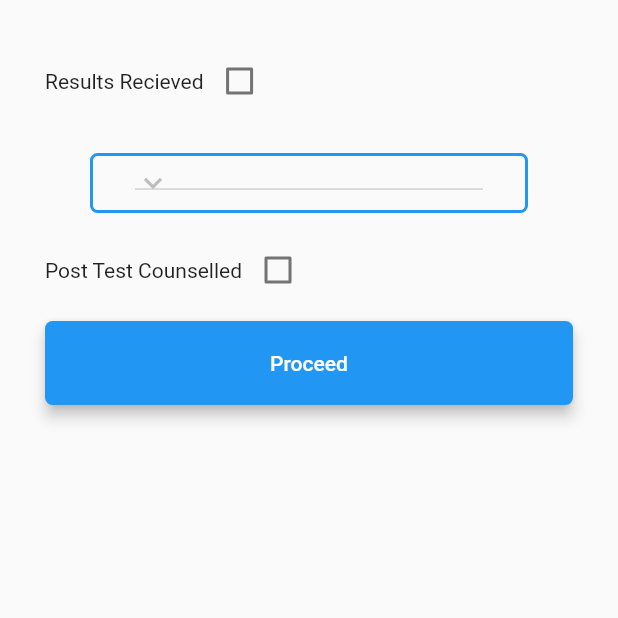
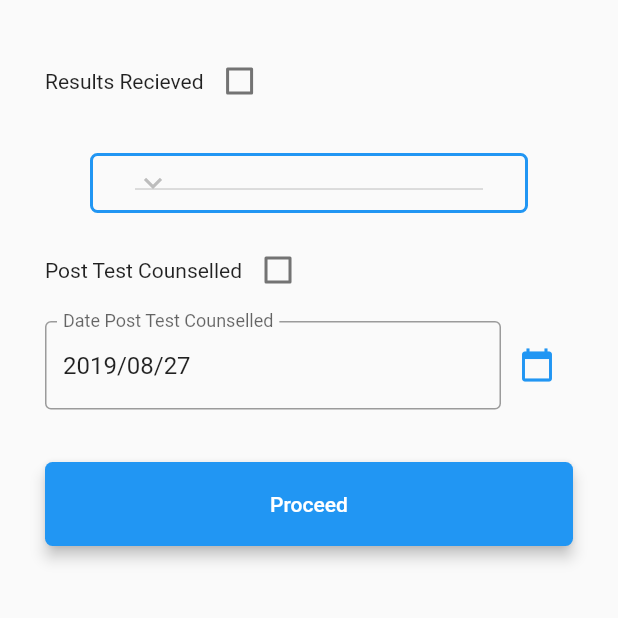
Before and after one commit to zingwena/ehr_mobile-flutter, a Flutter app: the PatientPostTest screen opened directly, on a phone screen of 412 x 824 dp, the top half of it. Run offline on Flutter 3.47's test engine with Material 2 defaults, Android fonts, the phone set to English and light mode, and no system bars; generated files the repository leaves out were written again.

Commit message:
add Date Post Test Counselled on patient_post_test.dart

```diff
--- a/lib/view/patient_post_test.dart
+++ b/lib/view/patient_post_test.dart
@@ -4,6 +4,8 @@ import 'package:ehr_mobile/model/postTest.dart';
 
 import 'package:ehr_mobile/model/reasonForNotIssuingResult.dart';
 import 'package:flutter/material.dart';
+
+import 'package:intl/intl.dart';
 
 import 'package:flutter/services.dart';
 
@@ -19,7 +21,13 @@ class _PatientPostTest extends State<PatientPostTest> {
   static const platform = MethodChannel('example.channel.dev/people');
 
   static const htsChannel = MethodChannel('zw.gov.mohcc.mrs.ehr_mobile/htsChannel');
+
+
   final _formKey = GlobalKey<FormState>();
+
+  var selectedDate;
+  DateTime date;
+
   PostTest postTest;
   List<ReasonForNotIssuingResult> _reasonForNotIssuingResultList=List();
   bool _resultReceived=false;
@@ -29,16 +37,36 @@ class _PatientPostTest extends State<PatientPostTest> {
 
 
 
+
   @override
   void initState() {
+
+    selectedDate = DateFormat("yyyy/MM/dd").format(DateTime.now());
+    date = DateTime.now();
+
+
   getDropDrowns();
 
   print('reasonForNotIssuingResultList${_reasonForNotIssuingResultList.length}');
 
 
 
+    super.initState();
 
-    super.initState();
+  }
+
+  Future<Null> _selectDate(BuildContext context) async {
+    final DateTime picked = await showDatePicker(
+        context: context,
+        initialDate: DateTime.now(),
+
+        firstDate: DateTime(1900, 8),
+
+        lastDate: DateTime(2101));
+    if (picked != null && picked != selectedDate)
+      setState(() {
+        selectedDate = DateFormat("yyyy/MM/dd").format(picked);
+      });
   }
 
   Future<void> insertPostTest(PostTest postTest) async {
@@ -218,9 +246,43 @@ class _PatientPostTest extends State<PatientPostTest> {
                     ],
                   ),
 
-
                   SizedBox(
                     height: 10.0,
+                  ),
+
+                  Row(
+                    children: <Widget>[
+                      Expanded(
+                        child: SizedBox(
+                          child: Padding(
+                            padding: const EdgeInsets.all(0.0),
+                            child: TextFormField(
+                              controller:
+
+                              TextEditingController(text: selectedDate),
+
+                              validator: (value) {
+                                return value.isEmpty ? 'Enter some text' : null;
+                              },
+                              decoration: InputDecoration(
+                                  labelText: 'Date Post Test Counselled',
+                                  border: OutlineInputBorder()),
+
+                            ),
+                          ),
+                          width: 100,
+                        ),
+                      ),
+                      IconButton(
+                          icon: Icon(Icons.calendar_today),
+                          color: Colors.blue,
+                          onPressed: () {
+                            _selectDate(context);
+                          })
+                    ],
+                  ),
+                  SizedBox(
+                    height: 35.0,
                   ),
 
 
```
